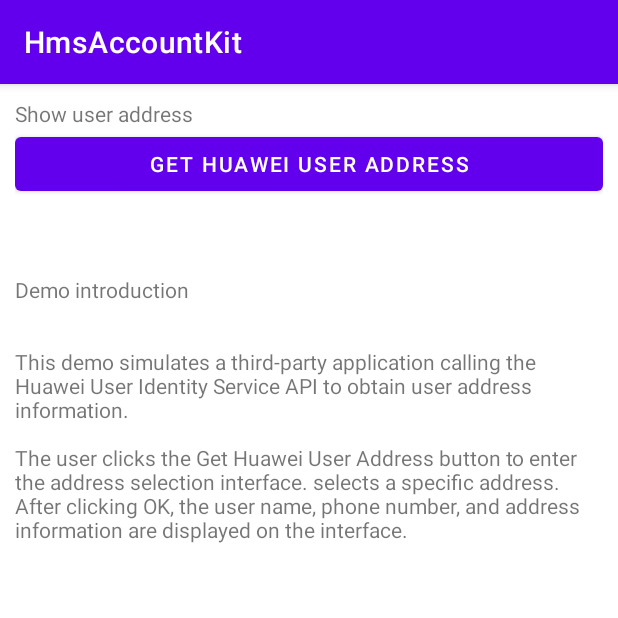
After one commit to srtcayhan/HMSPlayground, an Android app: the IdentityActivity screen opened directly, with no data from a screen before it, on a phone screen of 412 x 824 dp, the top half of it. The commit adds this screen. Run offline under Robolectric (Android 15) with nearby library versions, the phone set to English and light mode, and no system bars; libraries missing offline, so code that uses them is left out: com.huawei.hmf, com.huawei.hms.

Commit message:
identity kit implemented

```diff
--- a/app/build.gradle
+++ b/app/build.gradle
@@ -78,4 +78,5 @@ dependencies {
     implementation 'com.huawei.hms:safetydetect:5.0.5.302'
     implementation 'com.huawei.hms:drive:5.0.0.301'
     implementation 'com.huawei.hms:site:6.0.0.300'
+    implementation 'com.huawei.hms:identity:6.2.0.300'
 }
--- a/app/src/main/AndroidManifest.xml
+++ b/app/src/main/AndroidManifest.xml
@@ -28,6 +28,9 @@
         android:requestLegacyExternalStorage="true"
         android:theme="@style/Theme.HmsAccountKit"
         android:usesCleartextTraffic="true">
+        <activity
+            android:name=".identity.IdentityActivity"
+            android:exported="false" />
         <activity
             android:name=".site.SiteActivity"
             android:exported="false" />
--- a/app/src/main/java/com/example/srtcayhan/hmsaccountkit/MainActivity.kt
+++ b/app/src/main/java/com/example/srtcayhan/hmsaccountkit/MainActivity.kt
@@ -12,6 +12,7 @@ import com.example.srtcayhan.hmsaccountkit.ads.AdActivity
 import com.example.srtcayhan.hmsaccountkit.analytics.AnalyticsActivity
 import com.example.srtcayhan.hmsaccountkit.databinding.ActivityMainBinding
 import com.example.srtcayhan.hmsaccountkit.drive.DriveActivity
+import com.example.srtcayhan.hmsaccountkit.identity.IdentityActivity
 import com.example.srtcayhan.hmsaccountkit.location.LocationActivity
 import com.example.srtcayhan.hmsaccountkit.map.MapActivity
 import com.example.srtcayhan.hmsaccountkit.safetydetect.SafetyDetectActivity
@@ -93,6 +94,11 @@ class MainActivity : AppCompatActivity() {
 
         binding.btnSite.setOnClickListener {
             val intent = Intent(this, SiteActivity::class.java)
+            startActivity(intent)
+        }
+
+        binding.btnIdentity.setOnClickListener {
+            val intent = Intent(this, IdentityActivity::class.java)
             startActivity(intent)
         }
 
--- /dev/null
+++ b/app/src/main/java/com/example/srtcayhan/hmsaccountkit/identity/IdentityActivity.kt
@@ -0,0 +1,102 @@
+package com.example.srtcayhan.hmsaccountkit.identity
+
+import android.content.Intent
+import android.content.IntentSender.SendIntentException
+import android.os.Bundle
+import android.util.Log
+import androidx.annotation.Nullable
+import androidx.appcompat.app.AppCompatActivity
+import com.example.srtcayhan.hmsaccountkit.R
+import com.example.srtcayhan.hmsaccountkit.databinding.ActivityIdentityBinding
+import com.huawei.hmf.tasks.OnFailureListener
+import com.huawei.hmf.tasks.OnSuccessListener
+import com.huawei.hmf.tasks.Task
+import com.huawei.hms.identity.Address
+import com.huawei.hms.identity.entity.GetUserAddressResult
+import com.huawei.hms.identity.entity.UserAddress
+import com.huawei.hms.identity.entity.UserAddressRequest
+import com.huawei.hms.support.api.client.Status
+
+
+class IdentityActivity : AppCompatActivity() {
+
+    private lateinit var binding: ActivityIdentityBinding
+
+    companion object {
+        private const val TAG = "identitycodelab"
+        private const val GET_ADDRESS = 1000
+    }
+
+    override fun onCreate(savedInstanceState: Bundle?) {
+        super.onCreate(savedInstanceState)
+        setContentView(R.layout.activity_identity)
+
+        binding = ActivityIdentityBinding.inflate(layoutInflater)
+        val view = binding.root
+        setContentView(view)
+
+        binding.queryUserAddress.setOnClickListener {
+            getUserAddress()
+        }
+    }
+
+    private fun getUserAddress() {
+        val req = UserAddressRequest()
+        val task: Task<GetUserAddressResult> = Address.getAddressClient(this).getUserAddress(req)
+        task.addOnSuccessListener(OnSuccessListener<GetUserAddressResult> { result ->
+            Log.i(TAG, "onSuccess result code:" + result.returnCode)
+            try {
+                startActivityForResult(result)
+            } catch (e: SendIntentException) {
+                e.printStackTrace()
+            }
+        }).addOnFailureListener(OnFailureListener { e ->
+            Log.i(
+                TAG,
+                "on Failed result code:" + e.message
+            )
+        })
+    }
+
+    @Throws(SendIntentException::class)
+    private fun startActivityForResult(result: GetUserAddressResult) {
+        val status: Status = result.status
+        if (result.returnCode == 0 && status.hasResolution()) {
+            Log.i(TAG, "the result had resolution.")
+            status.startResolutionForResult(this, GET_ADDRESS)
+        } else {
+            Log.i(TAG, "the response is wrong, the return code is " + result.returnCode)
+        }
+    }
+
+    override fun onActivityResult(requestCode: Int, resultCode: Int, @Nullable data: Intent?) {
+        super.onActivityResult(requestCode, resultCode, data)
+        //ToDo：override the onActivityResult
+        Log.i(TAG, "onActivityResult requestCode $requestCode resultCode $resultCode")
+        when (requestCode) {
+            GET_ADDRESS -> when (resultCode) {
+                RESULT_OK -> {
+                    val userAddress = UserAddress.parseIntent(data)
+                    if (userAddress != null) {
+                        val sb = StringBuilder()
+                        sb.append("name:" + userAddress.name + ",")
+                        sb.append("city:" + userAddress.administrativeArea + ",")
+                        sb.append("area:" + userAddress.locality + ",")
+                        sb.append("address:" + userAddress.addressLine1 + userAddress.addressLine2 + ",")
+                        sb.append("phone:" + userAddress.phoneNumber)
+                        Log.i(TAG, "user address is $sb")
+                        binding.userAddress.text = (sb.toString())
+                    } else {
+                        binding.userAddress.text = ("Failed to get user address.")
+                    }
+                }
+                RESULT_CANCELED -> {
+                }
+                else -> Log.i(TAG, "result is wrong, result code is $resultCode")
+            }
+            else -> {
+            }
+        }
+    }
+
+}
--- /dev/null
+++ b/app/src/main/res/layout/activity_identity.xml
@@ -0,0 +1,43 @@
+<?xml version="1.0" encoding="utf-8"?>
+<androidx.constraintlayout.widget.ConstraintLayout xmlns:android="http://schemas.android.com/apk/res/android"
+    xmlns:app="http://schemas.android.com/apk/res-auto"
+    xmlns:tools="http://schemas.android.com/tools"
+    android:layout_width="match_parent"
+    android:layout_height="match_parent"
+    android:padding="10dp"
+    tools:context=".MainActivity">
+
+    <LinearLayout
+        android:layout_width="match_parent"
+        android:layout_height="match_parent"
+        android:orientation="vertical">
+
+        <TextView
+            android:id="@+id/user_address"
+            android:layout_width="match_parent"
+            android:layout_height="wrap_content"
+            android:hint="show shipping address"
+            android:text="@string/show_address_desc"
+            app:layout_constraintBottom_toBottomOf="parent"
+            app:layout_constraintLeft_toLeftOf="parent"
+            app:layout_constraintRight_toRightOf="parent"
+            app:layout_constraintTop_toTopOf="parent" />
+
+        <Button
+            android:id="@+id/query_user_address"
+            android:layout_width="match_parent"
+            android:layout_height="wrap_content"
+            android:text="@string/query_address_button_desc"/>
+
+        <TextView
+            android:id="@+id/demo_introduce"
+            android:layout_width="match_parent"
+            android:layout_height="300dp"
+            android:layout_marginLeft="0dp"
+            android:layout_marginTop="50dp"
+            android:layout_marginRight="0dp"
+            android:layout_marginBottom="0dp"
+            android:text="@string/demo_introduction"/>
+    </LinearLayout>
+
+</androidx.constraintlayout.widget.ConstraintLayout>
--- a/app/src/main/res/values/strings.xml
+++ b/app/src/main/res/values/strings.xml
@@ -101,5 +101,16 @@
 
     <string name="action_settings">Settings</string>
 
+    <!-- Identity -->
+    <string name="show_address_desc">Show user address</string>
+    <string name="query_address_button_desc">Get Huawei User Address</string>
+    <string name="demo_introduction">Demo introduction\n\n\nThis demo simulates a third-party application calling the Huawei User Identity Service API to obtain user address information.\n\nThe user clicks the Get Huawei User Address button to enter the address selection interface. selects a specific address. After clicking OK, the user name, phone number, and address information are displayed on the interface.</string>
+    <string name="demo_guide">Demo usage introduction</string>
+    <string name="user_cancel_share_address">User cancels address sharing</string>
+    <string name="network_not_available">The network is not available. Please check the network status</string>
+    <string name="country_not_supported_identity">The Identity service is not supported in the current locale</string>
+    <string name="child_account_not_supported_identity">Children account do not support Identity service</string>
+
+
 
 </resources>
```
Also changed, not shown: app/src/main/res/layout/activity_main.xml (+9 -0 lines).
